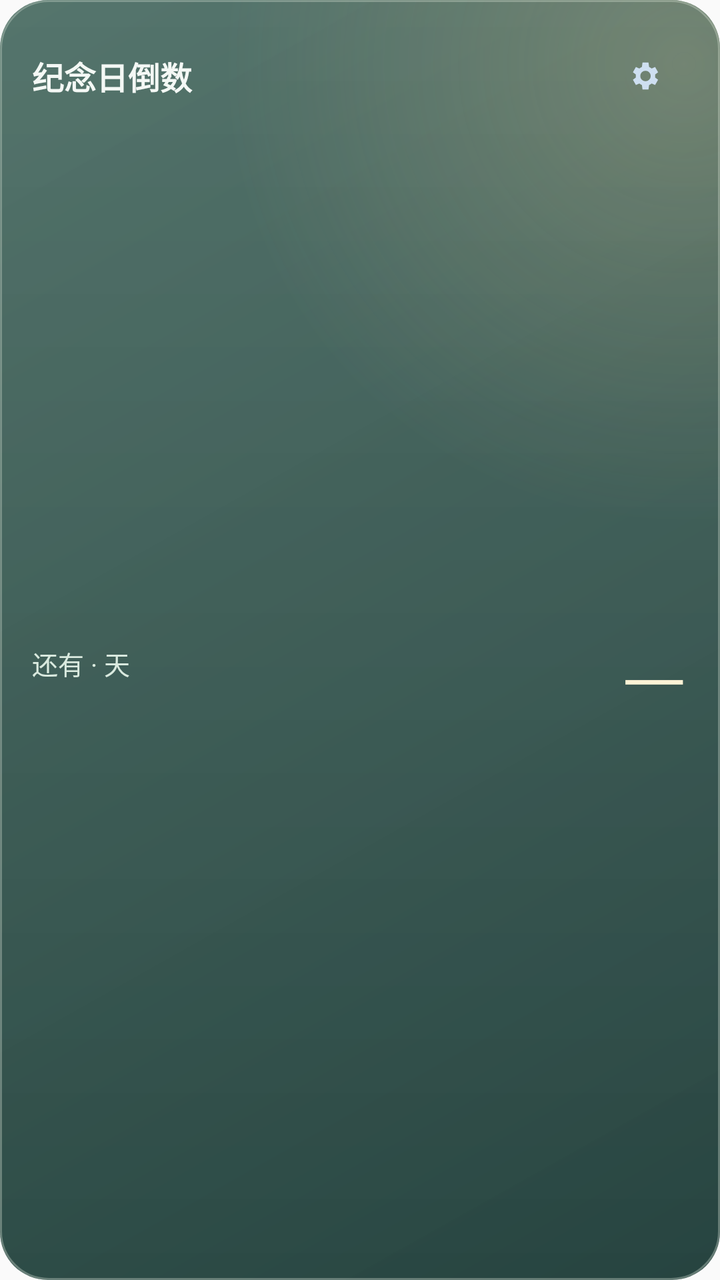
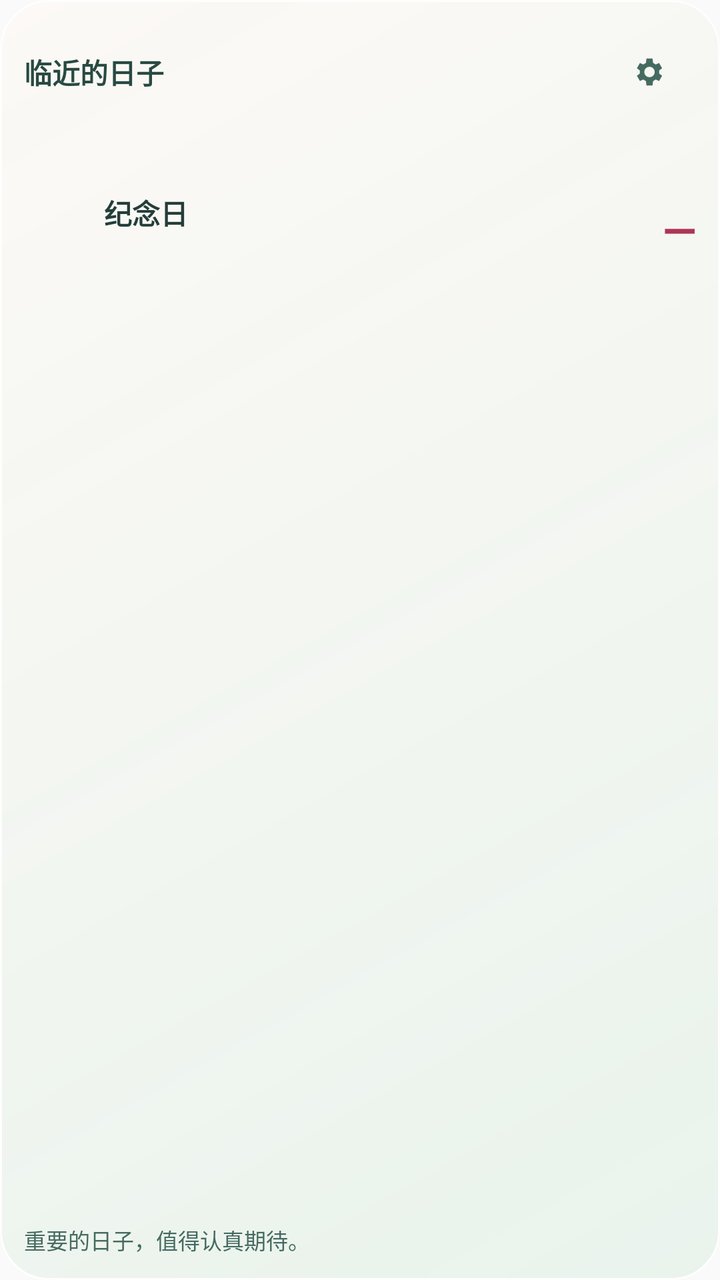

Two renders of the same Android screen: before a commit and after it. Below are the layout's source before the change and the commit's diff.
<!-- AndroidManifest.xml: application theme android:Theme.Material.Light.NoActionBar -->
<!-- res/layout/widget_anniversary.xml -->
<?xml version="1.0" encoding="utf-8"?>
<LinearLayout xmlns:android="http://schemas.android.com/apk/res/android" android:id="@+id/widget_root" android:layout_width="match_parent" android:layout_height="match_parent" android:orientation="vertical" android:padding="16dp" android:background="@drawable/widget_anniversary_card">
    <LinearLayout android:layout_width="match_parent" android:layout_height="44dp" android:gravity="center_vertical">
        <TextView android:id="@+id/widget_title" android:layout_width="0dp" android:layout_weight="1" android:layout_height="wrap_content" android:text="纪念日倒数" android:textColor="#F4F8F5" android:textSize="16sp" android:textStyle="bold" android:maxLines="1" android:ellipsize="end" />
        <ImageView android:id="@+id/widget_next" android:layout_width="44dp" android:layout_height="44dp" android:padding="12dp" android:src="@drawable/widget_next_light" android:contentDescription="下一个纪念日" android:background="@drawable/widget_glass_button" android:visibility="gone" />
        <ImageView android:id="@+id/widget_settings" android:layout_width="44dp" android:layout_height="44dp" android:padding="13dp" android:src="@drawable/widget_settings_light" android:contentDescription="选择展示的纪念日" />
    </LinearLayout>
    <LinearLayout android:layout_width="match_parent" android:layout_height="0dp" android:layout_weight="1" android:gravity="center_vertical">
        <LinearLayout android:layout_width="0dp" android:layout_weight="1" android:layout_height="wrap_content" android:orientation="vertical">
            <TextView android:id="@+id/widget_footer" android:layout_width="match_parent" android:layout_height="wrap_content" android:text="还有 · 天" android:textSize="13sp" android:textColor="#DAEADF" android:maxLines="1" android:ellipsize="end" />
            <TextView android:id="@+id/widget_date" android:layout_width="match_parent" android:layout_height="wrap_content" android:layout_marginTop="6dp" android:textSize="11sp" android:textColor="#C5DCD1" android:maxLines="2" android:ellipsize="end" />
        </LinearLayout>
        <TextView android:id="@+id/widget_amount" android:layout_width="wrap_content" android:layout_height="wrap_content" android:layout_marginStart="12dp" android:text="—" android:textColor="#FFF3D6" android:textSize="44sp" android:fontFamily="sans-serif-light" android:maxLines="1" android:includeFontPadding="false" />
    </LinearLayout>
</LinearLayout>
<!-- resources referenced by this layout -->
<resources>
  <!-- drawable widget_anniversary_card (drawable) -->
  <?xml version="1.0" encoding="utf-8"?>
  <layer-list xmlns:android="http://schemas.android.com/apk/res/android">
      <item><shape><gradient android:startColor="#EC345A50" android:endColor="#F0193834" android:angle="315" /><corners android:radius="24dp" /></shape></item>
      <item><shape><gradient android:type="radial" android:centerX="0.95" android:centerY="0.05" android:gradientRadius="230dp" android:startColor="#38F5D99A" android:endColor="#00F5D99A" /><corners android:radius="24dp" /></shape></item>
      <item><shape><gradient android:startColor="#18FFFFFF" android:endColor="#00FFFFFF" android:angle="270" /><stroke android:width="1dp" android:color="#4DF0F7EC" /><corners android:radius="24dp" /></shape></item>
  </layer-list>
  <!-- drawable widget_glass_button (drawable) -->
  <?xml version="1.0" encoding="utf-8"?>
  <ripple xmlns:android="http://schemas.android.com/apk/res/android" android:color="#30FFFFFF"><item><shape><solid android:color="#14FFFFFF" /><corners android:radius="14dp" /></shape></item></ripple>
  <!-- drawable widget_next_light (drawable) -->
  <?xml version="1.0" encoding="utf-8"?>
  <vector xmlns:android="http://schemas.android.com/apk/res/android" android:width="20dp" android:height="20dp" android:viewportWidth="24" android:viewportHeight="24"><path android:pathData="M5,12L18,12M13,6L19,12L13,18" android:fillColor="@android:color/transparent" android:strokeColor="#F4F8F5" android:strokeWidth="1.7" android:strokeLineCap="round" android:strokeLineJoin="round" /></vector>
  <!-- drawable widget_settings_light (drawable) -->
  <?xml version="1.0" encoding="utf-8"?>
  <vector xmlns:android="http://schemas.android.com/apk/res/android" android:width="20dp" android:height="20dp" android:viewportWidth="24" android:viewportHeight="24">
      <path android:fillColor="#CEDFF1" android:pathData="M19.4,13a7.9,7.9 0,0 0,0 -2l2,-1.5 -2,-3.5 -2.3,1a7,7 0,0 0,-1.7 -1L15,3h-4l-0.4,3a7,7 0,0 0,-1.7 1l-2.3,-1 -2,3.5 2,1.5a8,8 0,0 0,0 2l-2,1.5 2,3.5 2.3,-1a7,7 0,0 0,1.7 1L11,21h4l0.4,-3a7,7 0,0 0,1.7 -1l2.3,1 2,-3.5zM13,15.5a3.5,3.5 0,1 1,0 -7,3.5 3.5,0 0,1 0,7" android:fillType="evenOdd" />
  </vector>
</resources>

<!-- the commit's change to res/layout/widget_anniversary.xml (unified diff, before → after) -->
@@ -1,15 +1,50 @@
 <?xml version="1.0" encoding="utf-8"?>
-<LinearLayout xmlns:android="http://schemas.android.com/apk/res/android" android:id="@+id/widget_root" android:layout_width="match_parent" android:layout_height="match_parent" android:orientation="vertical" android:padding="16dp" android:background="@drawable/widget_anniversary_card">
-    <LinearLayout android:layout_width="match_parent" android:layout_height="44dp" android:gravity="center_vertical">
-        <TextView android:id="@+id/widget_title" android:layout_width="0dp" android:layout_weight="1" android:layout_height="wrap_content" android:text="纪念日倒数" android:textColor="#F4F8F5" android:textSize="16sp" android:textStyle="bold" android:maxLines="1" android:ellipsize="end" />
-        <ImageView android:id="@+id/widget_next" android:layout_width="44dp" android:layout_height="44dp" android:padding="12dp" android:src="@drawable/widget_next_light" android:contentDescription="下一个纪念日" android:background="@drawable/widget_glass_button" android:visibility="gone" />
-        <ImageView android:id="@+id/widget_settings" android:layout_width="44dp" android:layout_height="44dp" android:padding="13dp" android:src="@drawable/widget_settings_light" android:contentDescription="选择展示的纪念日" />
+<LinearLayout xmlns:android="http://schemas.android.com/apk/res/android" android:id="@+id/widget_root" android:layout_width="match_parent" android:layout_height="match_parent" android:orientation="vertical" android:padding="12dp" android:background="@drawable/widget_anniversary_card">
+    <LinearLayout android:layout_width="match_parent" android:layout_height="48dp" android:gravity="center_vertical">
+        <TextView android:id="@+id/widget_heading" android:layout_width="0dp" android:layout_weight="1" android:layout_height="wrap_content" android:text="临近的日子" android:textSize="14sp" android:textStyle="bold" android:textColor="#284A42" android:maxLines="1" />
+        <TextView android:id="@+id/widget_position" android:layout_width="wrap_content" android:layout_height="wrap_content" android:textSize="10sp" android:textColor="#526C63" android:maxLines="1" />
+        <ImageView android:id="@+id/widget_next" android:layout_width="48dp" android:layout_height="48dp" android:padding="15dp" android:src="@drawable/widget_next_light" android:tint="#456B61" android:contentDescription="下一个纪念日" android:visibility="gone" />
+        <ImageView android:id="@+id/widget_settings" android:layout_width="48dp" android:layout_height="48dp" android:padding="15dp" android:src="@drawable/widget_settings_light" android:tint="#456B61" android:contentDescription="选择展示的纪念日" />
     </LinearLayout>
-    <LinearLayout android:layout_width="match_parent" android:layout_height="0dp" android:layout_weight="1" android:gravity="center_vertical">
+    <LinearLayout android:id="@+id/widget_upcoming_row_1" android:layout_width="match_parent" android:layout_height="0dp" android:layout_weight="1" android:gravity="center_vertical">
+        <ImageView android:id="@+id/widget_icon" android:layout_width="30dp" android:layout_height="30dp" android:layout_marginEnd="10dp" android:importantForAccessibility="no" />
         <LinearLayout android:layout_width="0dp" android:layout_weight="1" android:layout_height="wrap_content" android:orientation="vertical">
-            <TextView android:id="@+id/widget_footer" android:layout_width="match_parent" android:layout_height="wrap_content" android:text="还有 · 天" android:textSize="13sp" android:textColor="#DAEADF" android:maxLines="1" android:ellipsize="end" />
-            <TextView android:id="@+id/widget_date" android:layout_width="match_parent" android:layout_height="wrap_content" android:layout_marginTop="6dp" android:textSize="11sp" android:textColor="#C5DCD1" android:maxLines="2" android:ellipsize="end" />
+            <TextView android:id="@+id/widget_title" android:layout_width="match_parent" android:layout_height="wrap_content" android:text="纪念日" android:textSize="14sp" android:textStyle="bold" android:textColor="#243E39" android:maxLines="1" android:ellipsize="end" />
+            <TextView android:id="@+id/widget_date" android:layout_width="match_parent" android:layout_height="wrap_content" android:layout_marginTop="3dp" android:textSize="10sp" android:textColor="#596A64" android:maxLines="1" />
         </LinearLayout>
-        <TextView android:id="@+id/widget_amount" android:layout_width="wrap_content" android:layout_height="wrap_content" android:layout_marginStart="12dp" android:text="—" android:textColor="#FFF3D6" android:textSize="44sp" android:fontFamily="sans-serif-light" android:maxLines="1" android:includeFontPadding="false" />
+        <TextView android:id="@+id/widget_amount" android:layout_width="wrap_content" android:layout_height="wrap_content" android:layout_marginStart="10dp" android:text="—" android:textSize="22sp" android:textStyle="bold" android:textColor="#AD3655" android:maxLines="1" />
     </LinearLayout>
+    <LinearLayout android:id="@+id/widget_upcoming_row_2" android:layout_width="match_parent" android:layout_height="0dp" android:layout_weight="1" android:gravity="center_vertical">
+        <ImageView android:id="@+id/widget_upcoming_icon_2" android:layout_width="28dp" android:layout_height="28dp" android:layout_marginEnd="12dp" android:importantForAccessibility="no" />
+        <LinearLayout android:layout_width="0dp" android:layout_weight="1" android:layout_height="wrap_content" android:orientation="vertical">
+            <TextView android:id="@+id/widget_upcoming_title_2" android:layout_width="match_parent" android:layout_height="wrap_content" android:textSize="14sp" android:textStyle="bold" android:textColor="#243E39" android:maxLines="1" android:ellipsize="end" />
+            <TextView android:id="@+id/widget_upcoming_date_2" android:layout_width="match_parent" android:layout_height="wrap_content" android:layout_marginTop="3dp" android:textSize="10sp" android:textColor="#596A64" android:maxLines="1" />
+        </LinearLayout>
+        <TextView android:id="@+id/widget_upcoming_days_2" android:layout_width="wrap_content" android:layout_height="wrap_content" android:layout_marginStart="10dp" android:textSize="20sp" android:textStyle="bold" android:textColor="#AD3655" android:maxLines="1" />
+    </LinearLayout>
+    <LinearLayout android:id="@+id/widget_upcoming_row_3" android:layout_width="match_parent" android:layout_height="0dp" android:layout_weight="1" android:gravity="center_vertical">
+        <ImageView android:id="@+id/widget_upcoming_icon_3" android:layout_width="28dp" android:layout_height="28dp" android:layout_marginEnd="12dp" android:importantForAccessibility="no" />
+        <LinearLayout android:layout_width="0dp" android:layout_weight="1" android:layout_height="wrap_content" android:orientation="vertical">
+            <TextView android:id="@+id/widget_upcoming_title_3" android:layout_width="match_parent" android:layout_height="wrap_content" android:textSize="14sp" android:textStyle="bold" android:textColor="#243E39" android:maxLines="1" android:ellipsize="end" />
+            <TextView android:id="@+id/widget_upcoming_date_3" android:layout_width="match_parent" android:layout_height="wrap_content" android:layout_marginTop="3dp" android:textSize="10sp" android:textColor="#596A64" android:maxLines="1" />
+        </LinearLayout>
+        <TextView android:id="@+id/widget_upcoming_days_3" android:layout_width="wrap_content" android:layout_height="wrap_content" android:layout_marginStart="10dp" android:textSize="20sp" android:textStyle="bold" android:textColor="#AD3655" android:maxLines="1" />
+    </LinearLayout>
+    <LinearLayout android:id="@+id/widget_upcoming_row_4" android:layout_width="match_parent" android:layout_height="0dp" android:layout_weight="1" android:gravity="center_vertical">
+        <ImageView android:id="@+id/widget_upcoming_icon_4" android:layout_width="28dp" android:layout_height="28dp" android:layout_marginEnd="12dp" android:importantForAccessibility="no" />
+        <LinearLayout android:layout_width="0dp" android:layout_weight="1" android:layout_height="wrap_content" android:orientation="vertical">
+            <TextView android:id="@+id/widget_upcoming_title_4" android:layout_width="match_parent" android:layout_height="wrap_content" android:textSize="14sp" android:textStyle="bold" android:textColor="#243E39" android:maxLines="1" android:ellipsize="end" />
+            <TextView android:id="@+id/widget_upcoming_date_4" android:layout_width="match_parent" android:layout_height="wrap_content" android:layout_marginTop="3dp" android:textSize="10sp" android:textColor="#596A64" android:maxLines="1" />
+        </LinearLayout>
+        <TextView android:id="@+id/widget_upcoming_days_4" android:layout_width="wrap_content" android:layout_height="wrap_content" android:layout_marginStart="10dp" android:textSize="20sp" android:textStyle="bold" android:textColor="#AD3655" android:maxLines="1" />
+    </LinearLayout>
+    <LinearLayout android:id="@+id/widget_upcoming_row_5" android:layout_width="match_parent" android:layout_height="0dp" android:layout_weight="1" android:gravity="center_vertical">
+        <ImageView android:id="@+id/widget_upcoming_icon_5" android:layout_width="28dp" android:layout_height="28dp" android:layout_marginEnd="12dp" android:importantForAccessibility="no" />
+        <LinearLayout android:layout_width="0dp" android:layout_weight="1" android:layout_height="wrap_content" android:orientation="vertical">
+            <TextView android:id="@+id/widget_upcoming_title_5" android:layout_width="match_parent" android:layout_height="wrap_content" android:textSize="14sp" android:textStyle="bold" android:textColor="#243E39" android:maxLines="1" android:ellipsize="end" />
+            <TextView android:id="@+id/widget_upcoming_date_5" android:layout_width="match_parent" android:layout_height="wrap_content" android:layout_marginTop="3dp" android:textSize="10sp" android:textColor="#596A64" android:maxLines="1" />
+        </LinearLayout>
+        <TextView android:id="@+id/widget_upcoming_days_5" android:layout_width="wrap_content" android:layout_height="wrap_content" android:layout_marginStart="10dp" android:textSize="20sp" android:textStyle="bold" android:textColor="#AD3655" android:maxLines="1" />
+    </LinearLayout>
+    <TextView android:id="@+id/widget_footer" android:layout_width="match_parent" android:layout_height="wrap_content" android:layout_marginTop="4dp" android:text="重要的日子，值得认真期待。" android:textSize="11sp" android:lineSpacingExtra="2dp" android:textColor="#456B61" android:maxLines="2" android:ellipsize="end" />
 </LinearLayout>
<!-- resource entries referenced after the edit -->
@@ -2,14 +2,7 @@
 <resources>
   <!-- drawable widget_anniversary_card (drawable) -->
   <?xml version="1.0" encoding="utf-8"?>
-  <layer-list xmlns:android="http://schemas.android.com/apk/res/android">
-      <item><shape><gradient android:startColor="#EC345A50" android:endColor="#F0193834" android:angle="315" /><corners android:radius="24dp" /></shape></item>
-      <item><shape><gradient android:type="radial" android:centerX="0.95" android:centerY="0.05" android:gradientRadius="230dp" android:startColor="#38F5D99A" android:endColor="#00F5D99A" /><corners android:radius="24dp" /></shape></item>
-      <item><shape><gradient android:startColor="#18FFFFFF" android:endColor="#00FFFFFF" android:angle="270" /><stroke android:width="1dp" android:color="#4DF0F7EC" /><corners android:radius="24dp" /></shape></item>
-  </layer-list>
-  <!-- drawable widget_glass_button (drawable) -->
-  <?xml version="1.0" encoding="utf-8"?>
-  <ripple xmlns:android="http://schemas.android.com/apk/res/android" android:color="#30FFFFFF"><item><shape><solid android:color="#14FFFFFF" /><corners android:radius="14dp" /></shape></item></ripple>
+  <shape xmlns:android="http://schemas.android.com/apk/res/android"><gradient android:startColor="#F7FCF9F6" android:endColor="#F2E8F2EB" android:angle="315" /><stroke android:width="1dp" android:color="#D9FFFFFF" /><corners android:radius="24dp" /></shape>
   <!-- drawable widget_next_light (drawable) -->
   <?xml version="1.0" encoding="utf-8"?>
   <vector xmlns:android="http://schemas.android.com/apk/res/android" android:width="20dp" android:height="20dp" android:viewportWidth="24" android:viewportHeight="24"><path android:pathData="M5,12L18,12M13,6L19,12L13,18" android:fillColor="@android:color/transparent" android:strokeColor="#F4F8F5" android:strokeWidth="1.7" android:strokeLineCap="round" android:strokeLineJoin="round" /></vector>
